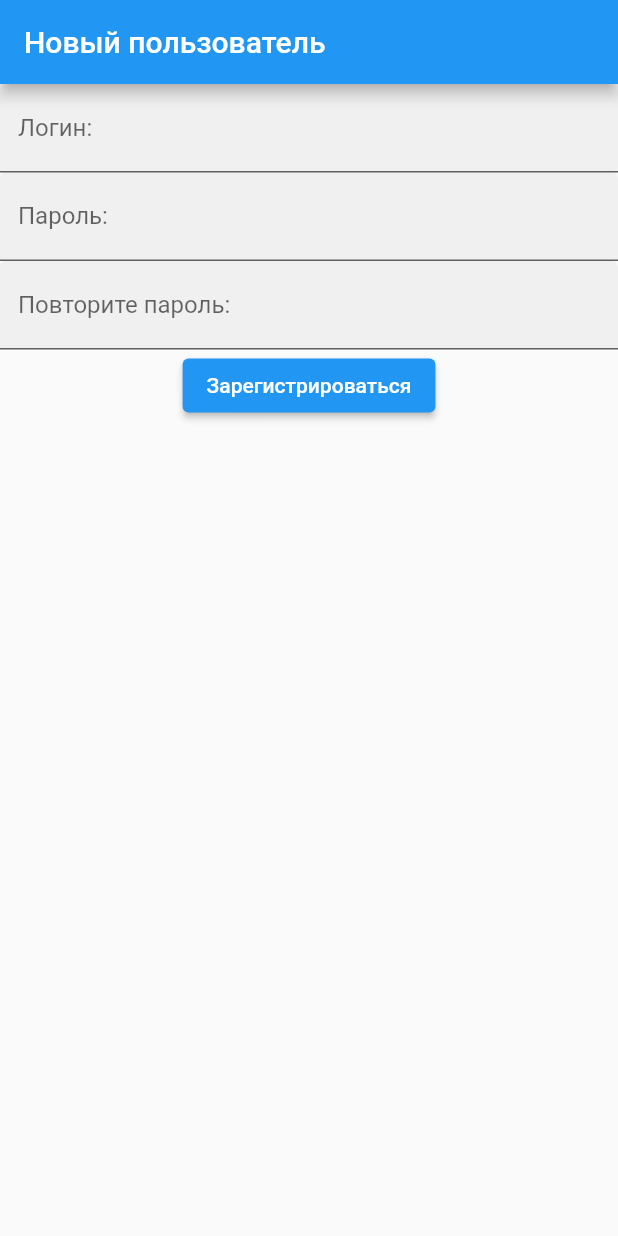
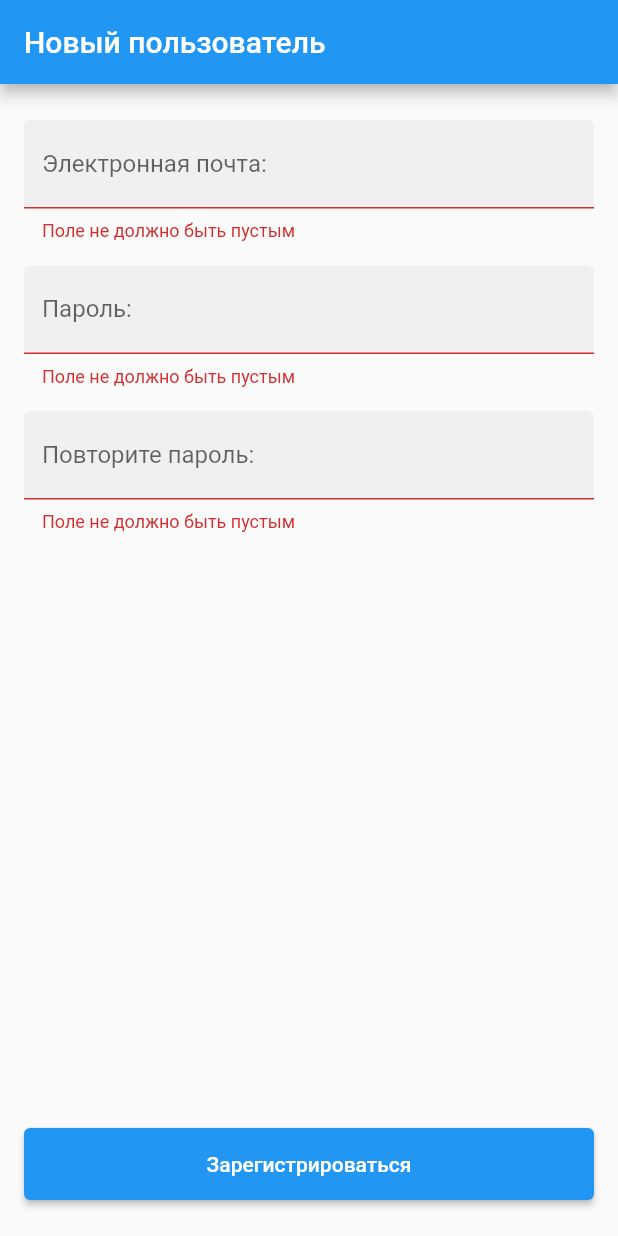
Before and after one commit to kyborq/omega_practice, a Flutter app: the RegisterScreen screen opened by its route, after a tap on "Зарегистрироваться", on a phone screen of 412 x 824 dp. Run offline on Flutter 3.47's test engine with Material 2 defaults, Android fonts, the light colour scheme and no system bars; our stand-ins replace equatable, firebase_auth, firebase_core, flutter_bloc, go_router; accounts and stored records are empty.

Commit message:
Обновил страницы главная и авторизации с регистрацией

```diff
--- a/lib/bloc/auth_bloc.dart
+++ b/lib/bloc/auth_bloc.dart
@@ -1,6 +1,5 @@
 import 'package:equatable/equatable.dart';
 import 'package:firebase_auth/firebase_auth.dart';
-// import 'package:firebase_auth/firebase_auth.dart';
 import 'package:flutter_bloc/flutter_bloc.dart';
 import 'package:omega_practice/services/auth_service.dart';
 
@@ -26,14 +25,16 @@ class AuthBloc extends Bloc<AuthEvent, AuthState> {
       );
       emit(Authenticated(user));
     } on Exception {
-      print('Error authentificate!');
-      // ...
+      emit(
+        AuthError(
+          message: 'Не удалось подтвердить вашу личность',
+        ),
+      );
     }
   }
 
   dynamic _onRegister(Register event, Emitter<AuthState> emit) async {
     emit(AuthLoading());
-
     try {
       final user = await authService.registerWithEmail(
         email: event.username,
@@ -41,8 +42,11 @@ class AuthBloc extends Bloc<AuthEvent, AuthState> {
       );
       emit(Authenticated(user));
     } on Exception {
-      print('Error authentificate!');
-      // ...
+      emit(
+        AuthError(
+          message: 'Не удалось зарегистрироваться',
+        ),
+      );
     }
   }
 
--- a/lib/bloc/auth_state.dart
+++ b/lib/bloc/auth_state.dart
@@ -11,7 +11,6 @@ class AuthLoading extends AuthState {}
 
 class Authenticated extends AuthState {
   Authenticated(this.user);
-
   final User user;
 
   @override
@@ -19,7 +18,7 @@ class Authenticated extends AuthState {
 }
 
 class AuthError extends AuthState {
-  AuthError(this.message);
+  AuthError({required this.message});
 
   final String message;
 
--- a/lib/router/app_router.dart
+++ b/lib/router/app_router.dart
@@ -1,4 +1,5 @@
 // import 'package:firebase_auth/firebase_auth.dart';
+import 'package:flutter/material.dart';
 import 'package:go_router/go_router.dart';
 import 'package:omega_practice/bloc/auth_bloc.dart';
 import 'package:omega_practice/router/app_pages.dart';
@@ -15,7 +16,7 @@ class AppRouter {
   GoRouter get goRouter => _goRouter;
 
   late final GoRouter _goRouter = GoRouter(
-    initialLocation: AppPages.splash.toPath,
+    // initialLocation: _context.loc,
     routes: <GoRoute>[
       GoRoute(
         path: AppPages.splash.toPath,
@@ -23,11 +24,11 @@ class AppRouter {
       ),
       GoRoute(
         path: AppPages.login.toPath,
-        builder: (context, state) => LoginScreen(),
+        builder: (context, state) => const LoginScreen(),
       ),
       GoRoute(
         path: AppPages.register.toPath,
-        builder: (context, state) => RegisterScreen(),
+        builder: (context, state) => const RegisterScreen(),
       ),
       GoRoute(
         path: AppPages.home.toPath,
@@ -44,9 +45,8 @@ class AppRouter {
         return AppPages.splash.toPath;
       }
 
-      // Why if Authenticated redirect only on home, when I also have other screens... Damn...
       // if (authState is Authenticated &&
-      //     state.location != AppPages.home.toPath) {
+      //     state.location == AppPages.splash.toPath) {
       //   return AppPages.home.toPath;
       // }
 
--- a/lib/screens/register_screen.dart
+++ b/lib/screens/register_screen.dart
@@ -3,68 +3,66 @@ import 'package:flutter_bloc/flutter_bloc.dart';
 import 'package:go_router/go_router.dart';
 import 'package:omega_practice/bloc/auth_bloc.dart';
 import 'package:omega_practice/router/app_pages.dart';
+import 'package:omega_practice/screens/widgets/register_form.dart';
 
-class RegisterScreen extends StatelessWidget {
-  RegisterScreen({super.key});
+class RegisterScreen extends StatefulWidget {
+  const RegisterScreen({super.key});
 
-  final TextEditingController _loginController = TextEditingController();
-  final TextEditingController _passwordController = TextEditingController();
-  final TextEditingController _repeatPasswordController =
-      TextEditingController();
+  @override
+  _RegisterScreenState createState() => _RegisterScreenState();
+}
+
+class _RegisterScreenState extends State<RegisterScreen> {
+  late AuthState _authState = AuthInitial();
+
+  @override
+  void initState() {
+    super.initState();
+  }
 
   @override
   Widget build(BuildContext context) {
     return BlocListener<AuthBloc, AuthState>(
       listener: (context, state) {
-        if (state is AuthLoading) {
-          // TODO: Do something with progress state
+        if (state is AuthError) {
+          ScaffoldMessenger.of(context).showSnackBar(
+            SnackBar(
+              behavior: SnackBarBehavior.floating,
+              showCloseIcon: true,
+              content: Text(state.message),
+            ),
+          );
         }
-
         if (state is Authenticated) {
           context.go(AppPages.home.toPath);
         }
+        setState(() {
+          _authState = state;
+        });
       },
-      child: Scaffold(
-        appBar: AppBar(
-          title: Text(AppPages.register.toTitle),
-        ),
-        body: Column(
-          children: [
-            TextField(
-              controller: _loginController,
-              decoration: const InputDecoration(
-                label: Text('Логин:'),
-                filled: true,
-              ),
+      child: GestureDetector(
+        onTap: () => FocusScope.of(context).unfocus(),
+        child: Scaffold(
+          appBar: AppBar(
+            title: Text(AppPages.register.toTitle),
+          ),
+          body: Container(
+            padding: const EdgeInsets.symmetric(
+              horizontal: 16,
+              vertical: 24,
             ),
-            TextField(
-              controller: _passwordController,
-              decoration: const InputDecoration(
-                label: Text('Пароль:'),
-                filled: true,
-              ),
-              obscureText: true,
-            ),
-            TextField(
-              controller: _repeatPasswordController,
-              decoration: const InputDecoration(
-                label: Text('Повторите пароль:'),
-                filled: true,
-              ),
-              obscureText: true,
-            ),
-            ElevatedButton(
-              onPressed: () {
+            child: RegisterForm(
+              isLoading: _authState is AuthLoading,
+              onSubmit: (login, password) {
                 BlocProvider.of<AuthBloc>(context).add(
                   Register(
-                    username: _loginController.text,
-                    password: _passwordController.text,
+                    username: login,
+                    password: password,
                   ),
                 );
               },
-              child: const Text('Зарегистрироваться'),
             ),
-          ],
+          ),
         ),
       ),
     );
--- /dev/null
+++ b/lib/screens/widgets/register_form.dart
@@ -0,0 +1,141 @@
+import 'package:flutter/material.dart';
+import 'package:flutter/services.dart';
+
+class RegisterForm extends StatefulWidget {
+  const RegisterForm({
+    required this.onSubmit,
+    this.isLoading = false,
+    super.key,
+  });
+
+  final void Function(String email, String password) onSubmit;
+  final bool isLoading;
+
+  @override
+  RegisterFormState createState() {
+    return RegisterFormState();
+  }
+}
+
+class RegisterFormState extends State<RegisterForm> {
+  final _formKey = GlobalKey<FormState>();
+
+  final TextEditingController _emailController = TextEditingController();
+  final TextEditingController _passwordController = TextEditingController();
+  final TextEditingController _repPasswordController = TextEditingController();
+
+  @override
+  Widget build(BuildContext context) {
+    return Form(
+      key: _formKey,
+      child: Column(
+        crossAxisAlignment: CrossAxisAlignment.stretch,
+        children: [
+          TextFormField(
+            controller: _emailController,
+            inputFormatters: [
+              FilteringTextInputFormatter.deny(RegExp(r'\s')),
+            ],
+            decoration: const InputDecoration(
+              label: Text('Электронная почта:'),
+              filled: true,
+            ),
+            textInputAction: TextInputAction.next,
+            onEditingComplete: () => FocusScope.of(context).nextFocus(),
+            validator: (value) {
+              if (value == null || value.isEmpty) {
+                return 'Поле не должно быть пустым';
+              }
+
+              final emailRegex = RegExp(r'^[\w-\.]+@([\w-]+\.)+[\w-]{2,4}$');
+              if (!emailRegex.hasMatch(value)) {
+                return 'Неверный формат email';
+              }
+
+              return null;
+            },
+            autovalidateMode: AutovalidateMode.onUserInteraction,
+          ),
+          const SizedBox(height: 16),
+          TextFormField(
+            controller: _passwordController,
+            inputFormatters: [
+              FilteringTextInputFormatter.deny(RegExp(r'\s')),
+            ],
+            decoration: const InputDecoration(
+              label: Text('Пароль:'),
+              filled: true,
+            ),
+            // TODO: Change later to show/hide button
+            // obscureText: true,
+            validator: (value) {
+              if (value == null || value.isEmpty) {
+                return 'Поле не должно быть пустым';
+              }
+
+              final validCharacters = RegExp(
+                r'^(?=.*?[A-Z])(?=.*?[a-z])(?=.*?[0-9])(?=.*?[!@#\$&*~]).{8,}$',
+              );
+              if (!validCharacters.hasMatch(value)) {
+                return 'Пароль слаб духом';
+              }
+
+              return null;
+            },
+            autovalidateMode: AutovalidateMode.onUserInteraction,
+          ),
+          const SizedBox(height: 16),
+          TextFormField(
+            controller: _repPasswordController,
+            inputFormatters: [
+              FilteringTextInputFormatter.deny(RegExp(r'\s')),
+            ],
+            decoration: const InputDecoration(
+              label: Text('Повторите пароль:'),
+              filled: true,
+            ),
+            // TODO: Change later to show/hide button
+            // obscureText: true,
+            validator: (value) {
+              if (value == null || value.isEmpty) {
+                return 'Поле не должно быть пустым';
+              }
+              if (value != _passwordController.text) {
+                return 'Пароли не совпадают';
+              }
+              return null;
+            },
+            autovalidateMode: AutovalidateMode.onUserInteraction,
+          ),
+          const Spacer(),
+          ElevatedButton(
+            style: ButtonStyle(
+              padding: MaterialStateProperty.all<EdgeInsets>(
+                const EdgeInsets.all(16),
+              ),
+            ),
+            onPressed: !widget.isLoading ? () => _submitForm(context) : null,
+            child: widget.isLoading
+                ? const SizedBox(
+                    width: 18,
+                    height: 18,
+                    child: CircularProgressIndicator(
+                      strokeWidth: 2,
+                    ),
+                  )
+                : const Text('Зарегистрироваться'),
+          ),
+        ],
+      ),
+    );
+  }
+
+  void _submitForm(BuildContext context) {
+    FocusScope.of(context).unfocus();
+    if (_formKey.currentState!.validate()) {
+      final login = _emailController.text;
+      final password = _passwordController.text;
+      widget.onSubmit(login, password);
+    }
+  }
+}
```
Also changed, not shown: lib/screens/home_screen.dart (+24 -11 lines), lib/screens/login_screen.dart (+41 -33 lines), lib/screens/splash_screen.dart (+28 -6 lines), lib/screens/widgets/login_form.dart (added, +93 -0 lines), lib/screens/widgets/user_card.dart (added, +56 -0 lines).
